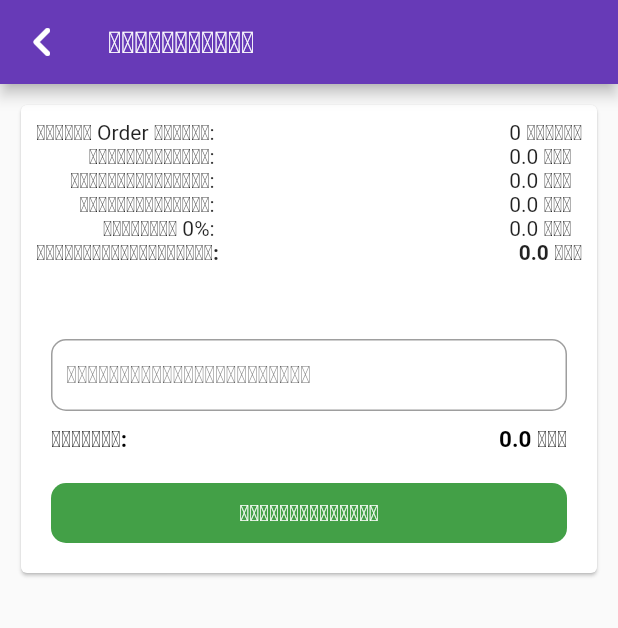
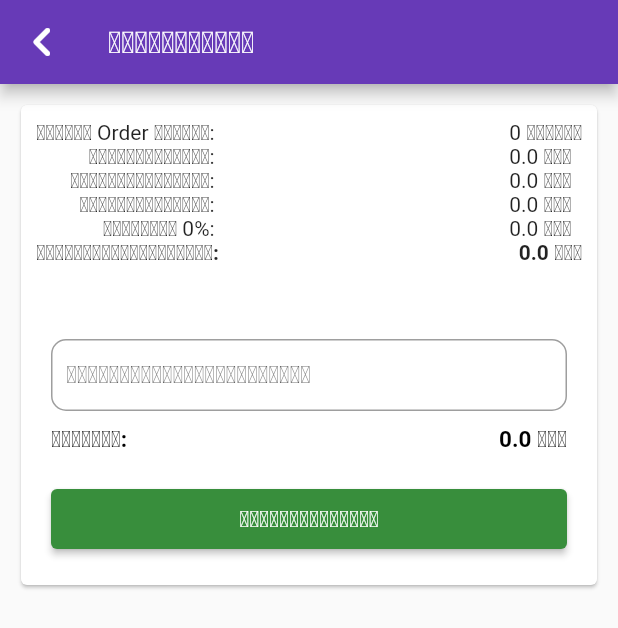
Before and after one commit to Khamphay/jls-restaurant-app, a Flutter app: the CashPayment screen opened directly with empty values, on a phone screen of 412 x 824 dp. Shown: the top 628 px of the screen. Run offline on Flutter 3.47's test engine with Material 2 defaults, Android fonts, the phone set to English and light mode, and no system bars; our stand-ins replace convex_bottom_bar, flutter_speed_dial, sqflite, transparent_image; accounts and stored records are empty; Roboto replaces fonts that are missing (Boonbaan, NotoSansLao).

```diff
--- a/lib/main.dart
+++ b/lib/main.dart
@@ -15,8 +15,8 @@ class MyApp extends StatelessWidget {
         debugShowCheckedModeBanner: false,
         title: 'Flutter Demo',
         theme: ThemeData(
-          fontFamily: 'Boonbaan',
           primarySwatch: Colors.deepPurple,
+          fontFamily: 'NotoSansLao'
         ),
         home: const LoginPage(),
         routes: {
--- a/lib/model/ordermenu_model.dart
+++ b/lib/model/ordermenu_model.dart
@@ -92,6 +92,7 @@ class Order {
   String? tableName;
   int? bankId;
   double total;
+  int? amount;
   double moneyCoupon;
   double moneyDiscount;
   double moneyUpfrontPay;
@@ -108,6 +109,7 @@ class Order {
       required this.tableName,
       required this.bankId,
       required this.total,
+      required this.amount,
       required this.moneyCoupon,
       required this.moneyDiscount,
       required this.moneyUpfrontPay,
@@ -147,6 +149,7 @@ class Order {
         tableName: map['tableName'],
         bankId: map['bankId'],
         total: map['total'].toDouble(),
+        amount: map['amount'],
         moneyCoupon: map['moneyCoupon'].toDouble(),
         moneyDiscount: map['moneyDiscount'].toDouble(),
         moneyUpfrontPay: map['moneyUpfrontPay'].toDouble(),
--- a/lib/model/source.dart
+++ b/lib/model/source.dart
@@ -8,4 +8,4 @@ String restaurant_Name = "";
 int branch_Id = 3;
 String branch_Name = "";
 int table_Id = 0;
-// int? order_Id = 0;
+int? order_Id;
--- a/lib/page/cash_paypage.dart
+++ b/lib/page/cash_paypage.dart
@@ -131,19 +131,16 @@ class _CashPaymentState extends State<CashPayment> {
                                 const SizedBox(
                                   height: 20,
                                 ),
-                                Container(
-                                  height: 40,
-                                  width: double.infinity,
-                                  decoration: BoxDecoration(
-                                      borderRadius: BorderRadius.circular(10),
-                                      color: Colors.green.shade600),
-                                  child: InkWell(
-                                      splashColor: Colors.white,
-                                      borderRadius: BorderRadius.circular(10),
+                                ElevatedButton(
                                     child: Center(
-                                          child: Text("ຢືນຢັນການຊຳລະ",
-                                              style: head3)),
-                                      onTap: () async {
+                                      child:
+                                          Text("ຢືນຢັນການຊຳລະ", style: head3),
+                                    ),
+                                    style: ElevatedButton.styleFrom(
+                                        primary: Colors.green.shade700,
+                                        fixedSize:
+                                            const Size(double.infinity, 40)),
+                                    onPressed: () async {
                                       final table = Tables(
                                           id: table_Id,
                                           restaurantId: restaurant_Id,
@@ -164,6 +161,7 @@ class _CashPaymentState extends State<CashPayment> {
                                             tableName: null,
                                             bankId: null,
                                             total: widget.summary.totalPrice,
+                                            amount: null,
                                             moneyCoupon:
                                                 widget.summary.moneyDiscount,
                                             moneyDiscount:
@@ -174,20 +172,16 @@ class _CashPaymentState extends State<CashPayment> {
                                             isStatus: "success",
                                             paymentType: "cash",
                                             referenceNumber: null);
-                                          final put =
-                                              await Order.putOrder(order);
-                                          if (put.data != null &&
-                                              put.data == 1) {
+                                        final put = await Order.putOrder(order);
+                                        if (put.data != null && put.data == 1) {
                                           for (final item
                                               in widget.orderdetails) {
                                             final orderDetail = OrderDetail(
                                                 id: item.id,
-                                                  orderId:
-                                                      widget.summary.orderId,
+                                                orderId: widget.summary.orderId,
                                                 restaurantId: restaurant_Id,
                                                 branchId: branch_Id,
-                                                  tableId:
-                                                      widget.summary.tableId,
+                                                tableId: widget.summary.tableId,
                                                 menuId: item.menuId,
                                                 menuName: null,
                                                 bankId: null,
@@ -217,20 +211,17 @@ class _CashPaymentState extends State<CashPayment> {
                                         } else {
                                           ScaffoldMessenger.of(context)
                                               .showSnackBar(SnackBar(
-                                                  backgroundColor:
-                                                  Colors.deepPurple,
+                                            backgroundColor: Colors.deepPurple,
                                             content: put.message != null
                                                 ? Text("${put.message}")
                                                 : Text("${put.error}"),
                                             action: SnackBarAction(
-                                                  label: "OK",
-                                                  onPressed: () {}),
+                                                label: "OK", onPressed: () {}),
                                           ));
                                         }
                                         setState(() {});
                                       }
                                     }),
-                                ),
                               ],
                             ))
                       ],
--- a/lib/page/homepage.dart
+++ b/lib/page/homepage.dart
@@ -99,7 +99,7 @@ class _MenuPageState extends State<MenuPage> {
 final _itemPage = <Widget>[
   const MenuItems(),
   const OrderPage(),
-  const PaymentPage(showAppBar: false, order: null, orderId: 0),
+   const PaymentPage(showAppBar: false, order: null),
   const PaymentListPage()
 ];
 
```
Also changed, not shown: lib/component/ordermenus.dart (+19 -50 lines), lib/component/payment.dart (+8 -20 lines), lib/component/paymentlist.dart (+8 -7 lines), lib/page/loginpage.dart (+11 -16 lines), lib/page/qrcode_paypage.dart (+11 -15 lines), pubspec.yaml (+10 -8 lines), fonts/BoonBaan-Italic.ttf (added), fonts/NotoSansLao-Bold.ttf (renamed from fonts/Notosanlao-bold.ttf), fonts/NotoSansLao-Regular.ttf (added), lib/component/menulist.dart (line endings or trailing spaces), pubspec.lock. Lines whose indentation alone changed are shown as unchanged.
